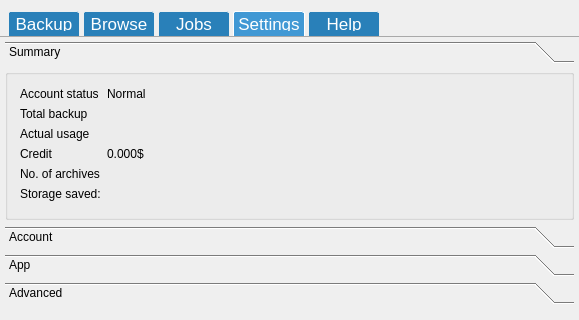
Before: the Qt Designer form mainwindow.ui in Tarsnap/tarsnap-gui, drawn with Qt 5; both pictures show x 0 to 579 and y 0 to 320 of the 579 by 593 pixel window.
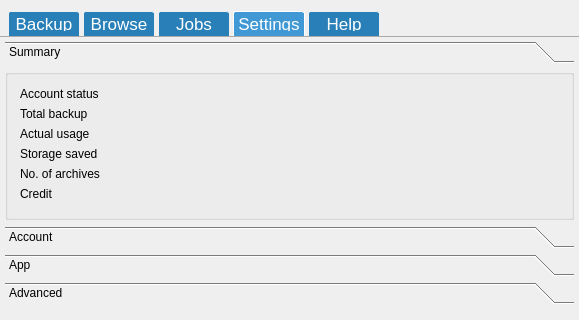
After: the same form once the commit is applied. Icons and pictures are not drawn. Custom widgets are drawn as their Qt base class.

What changed in the file:
```diff
--- a/mainwindow.ui
+++ b/mainwindow.ui
@@ -976,6 +976,9 @@
               <string/>
              </property>
              <layout class="QFormLayout" name="formLayout">
+              <property name="fieldGrowthPolicy">
+               <enum>QFormLayout::FieldsStayAtSizeHint</enum>
+              </property>
               <property name="formAlignment">
                <set>Qt::AlignLeading|Qt::AlignLeft|Qt::AlignTop</set>
               </property>
@@ -1000,8 +1003,14 @@
               </item>
               <item row="0" column="1">
                <widget class="QLabel" name="accountStatusLabel">
+                <property name="font">
+                 <font>
+                  <weight>75</weight>
+                  <bold>true</bold>
+                 </font>
+                </property>
                 <property name="text">
-                 <string>Normal</string>
+                 <string/>
                 </property>
                 <property name="textInteractionFlags">
                  <set>Qt::LinksAccessibleByMouse|Qt::TextSelectableByMouse</set>
@@ -1016,7 +1025,13 @@
                </widget>
               </item>
               <item row="1" column="1">
-               <widget class="QLabel" name="totalBackupSizeLabel">
+               <widget class="QLabel" name="accountTotalSizeLabel">
+                <property name="font">
+                 <font>
+                  <weight>75</weight>
+                  <bold>true</bold>
+                 </font>
+                </property>
                 <property name="text">
                  <string/>
                 </property>
@@ -1033,7 +1048,13 @@
                </widget>
               </item>
               <item row="2" column="1">
-               <widget class="QLabel" name="actualBackupSizeLabel">
+               <widget class="QLabel" name="accountActualSizeLabel">
+                <property name="font">
+                 <font>
+                  <weight>75</weight>
+                  <bold>true</bold>
+                 </font>
+                </property>
                 <property name="text">
                  <string/>
                 </property>
@@ -1043,16 +1064,22 @@
                </widget>
               </item>
               <item row="3" column="0">
-               <widget class="QLabel" name="label_16">
+               <widget class="QLabel" name="label_21">
                 <property name="text">
-                 <string>Credit</string>
+                 <string>Storage saved</string>
                 </property>
                </widget>
               </item>
               <item row="3" column="1">
-               <widget class="QLabel" name="creditLabel">
+               <widget class="QLabel" name="accountStorageSavedLabel">
+                <property name="font">
+                 <font>
+                  <weight>75</weight>
+                  <bold>true</bold>
+                 </font>
+                </property>
                 <property name="text">
-                 <string>0.000$</string>
+                 <string/>
                 </property>
                 <property name="textInteractionFlags">
                  <set>Qt::LinksAccessibleByMouse|Qt::TextSelectableByMouse</set>
@@ -1067,7 +1094,13 @@
                </widget>
               </item>
               <item row="4" column="1">
-               <widget class="QLabel" name="archivesCountLabel">
+               <widget class="QLabel" name="accountArchivesCountLabel">
+                <property name="font">
+                 <font>
+                  <weight>75</weight>
+                  <bold>true</bold>
+                 </font>
+                </property>
                 <property name="text">
                  <string/>
                 </property>
@@ -1077,14 +1110,20 @@
                </widget>
               </item>
               <item row="5" column="0">
-               <widget class="QLabel" name="label_21">
+               <widget class="QLabel" name="label_16">
                 <property name="text">
-                 <string>Storage saved:</string>
+                 <string>Credit</string>
                 </property>
                </widget>
               </item>
               <item row="5" column="1">
-               <widget class="QLabel" name="storageSavedLabel">
+               <widget class="QLabel" name="accountCreditLabel">
+                <property name="font">
+                 <font>
+                  <weight>75</weight>
+                  <bold>true</bold>
+                 </font>
+                </property>
                 <property name="text">
                  <string/>
                 </property>
```
Left out of the diff: 4 changed lines with no effect on the pictures.
